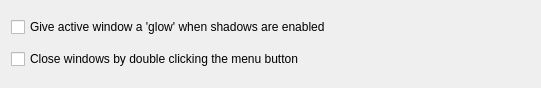
Before: the Qt Designer form kwinconfig/qtcurvekwinconfigwidget.ui in QtCurve/qtcurve, drawn with Qt 5.
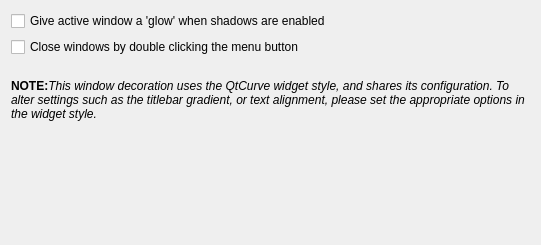
After: the same form once the commit is applied.

Commit message: Add option to specify titlebar text alignment.

```diff
--- a/kwinconfig/qtcurvekwinconfigwidget.ui
+++ b/kwinconfig/qtcurvekwinconfigwidget.ui
@@ -6,7 +6,7 @@
     <x>0</x>
     <y>0</y>
     <width>541</width>
-    <height>88</height>
+    <height>245</height>
    </rect>
   </property>
   <layout class="QVBoxLayout" name="verticalLayout" >
@@ -30,6 +30,35 @@
      </property>
     </widget>
    </item>
+   <item>
+    <spacer name="verticalSpacer" >
+     <property name="orientation" >
+      <enum>Qt::Vertical</enum>
+     </property>
+     <property name="sizeType" >
+      <enum>QSizePolicy::Fixed</enum>
+     </property>
+     <property name="sizeHint" stdset="0" >
+      <size>
+       <width>20</width>
+       <height>16</height>
+      </size>
+     </property>
+    </spacer>
+   </item>
+   <item>
+    <widget class="QLabel" name="label" >
+     <property name="text" >
+      <string>&lt;p>&lt;b>NOTE:&lt;/b>&lt;i>This window decoration uses the QtCurve widget style, and shares its configuration. To alter settings such as the titlebar gradient, or text alignment, please set the appropriate options in the widget style.&lt;/i>&lt;/p></string>
+     </property>
+     <property name="alignment" >
+      <set>Qt::AlignLeading|Qt::AlignLeft|Qt::AlignTop</set>
+     </property>
+     <property name="wordWrap" >
+      <bool>true</bool>
+     </property>
+    </widget>
+   </item>
   </layout>
  </widget>
  <layoutdefault spacing="6" margin="11" />
```
The commit also changes 6 other files.
